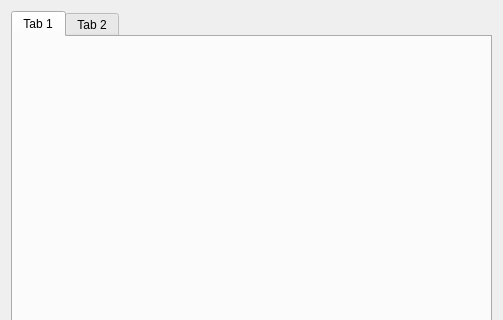
Qt form procexplorer.ui (vivainio/Cardinal) before a commit; both pictures show x 0 to 503 and y 0 to 320 of the 503 by 582 pixel window.
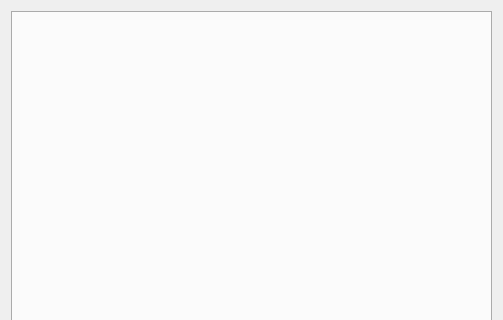
The same form after that commit.

Commit message: set proper tabs

Diff of the .ui file:
```diff
--- a/procexplorer.ui
+++ b/procexplorer.ui
@@ -19,16 +19,6 @@
      <property name="currentIndex">
       <number>0</number>
      </property>
-     <widget class="QWidget" name="tab">
-      <attribute name="title">
-       <string>Tab 1</string>
-      </attribute>
-     </widget>
-     <widget class="QWidget" name="tab_2">
-      <attribute name="title">
-       <string>Tab 2</string>
-      </attribute>
-     </widget>
     </widget>
    </item>
   </layout>
```
The commit also changes 5 other files.
